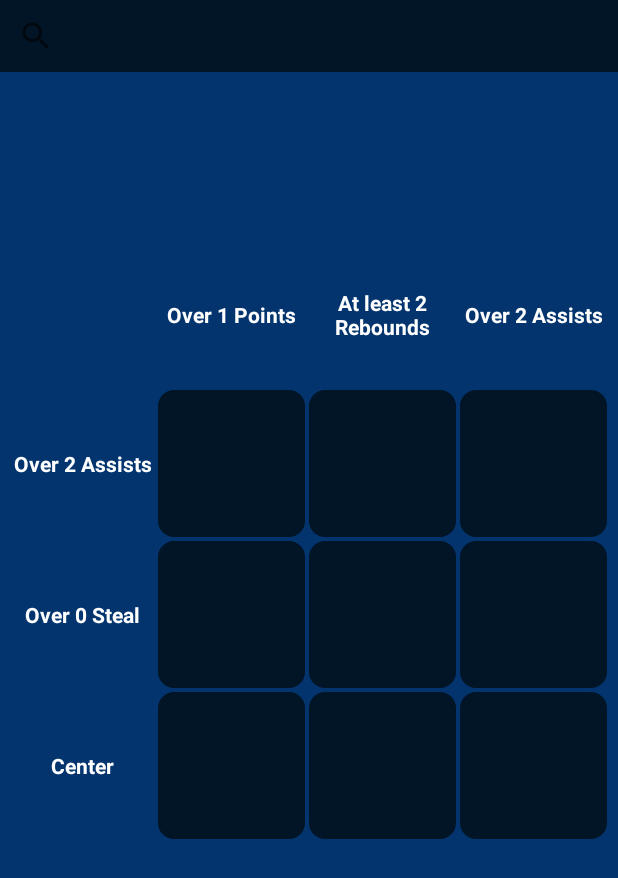
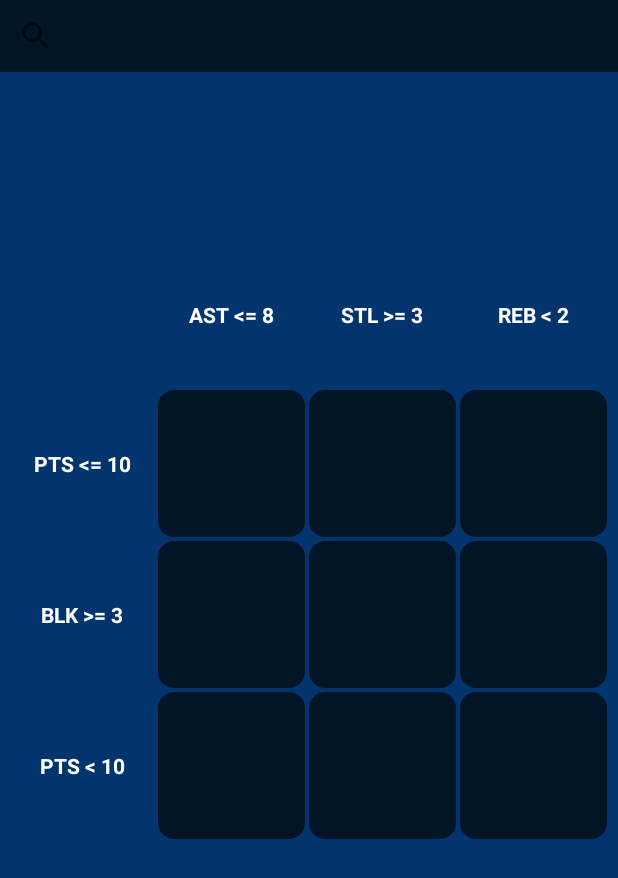
Before and after one commit to rkoum/Grid, an Android app: the screen it shows after launch (MainActivity), on a phone screen of 412 x 824 dp. Shown: the top 878 px of the screen. Run offline under Robolectric (Android 15) with nearby library versions, the phone set to English and light mode, and no system bars.

Commit message:
rng fix v1

```diff
--- a/app/src/main/java/com/example/grid/MainActivity.kt
+++ b/app/src/main/java/com/example/grid/MainActivity.kt
@@ -59,30 +59,71 @@ class MainActivity : AppCompatActivity() {
     private val foundPlayers = MutableList<String?>(9) { null }
 
 
-    val randomPTS = Random.nextInt(0, 15)
-    val randomREB = Random.nextInt(0, 6)
-    val randomAST = Random.nextInt(0, 4)
-    val randomBLK = Random.nextInt(0, 1)
-    val randomSTL = Random.nextInt(0, 1)
+    val randomPTS = Random.nextInt(1, 15)
+    val randomREB = Random.nextInt(1, 6)
+    val randomAST = Random.nextInt(1, 4)
+    val randomBLK = Random.nextInt(1, 2)
+    val randomSTL = Random.nextInt(1, 2)
     val positions = listOf("PG ", "SG ", "SF ", "PF ", "C ")
 
-    // Define initial conditions
-    private var condition1 = "PTS > $randomPTS"
-    private var condition2 = "REB >= $randomREB"
-    private var condition3 = "AST > $randomAST"
-    private var conditionA = "AST > $randomAST"
-    private var conditionB = "STL > $randomSTL"       //"\"TO\" >= 2"
-    private var conditionC = "POS = '${positions.random()}'"
-    private var queries: List<String> = listOf(
-        "SELECT * FROM Players WHERE NAME = ? AND ${condition1} AND ${conditionA} ",
-        "SELECT * FROM Players WHERE NAME = ? AND ${condition2} AND ${conditionA} ",
-        "SELECT * FROM Players WHERE NAME = ? AND ${condition3} AND ${conditionA} ",
-        "SELECT * FROM Players WHERE NAME = ? AND ${condition1} AND ${conditionB} ",
-        "SELECT * FROM Players WHERE NAME = ? AND ${condition2} AND ${conditionB} ",
-        "SELECT * FROM Players WHERE NAME = ? AND ${condition3} AND ${conditionB} ",
-        "SELECT * FROM Players WHERE NAME = ? AND ${condition1} AND ${conditionC} ",
-        "SELECT * FROM Players WHERE NAME = ? AND ${condition2} AND ${conditionC} ",
-        "SELECT * FROM Players WHERE NAME = ? AND ${condition3} AND ${conditionC} "
+
+    val symbols = listOf(">", ">=", "<", "<=")
+    val stats = listOf("PTS", "REB", "AST", "BLK", "STL")
+
+    // Generate random values for statistics
+    val randomValues = mapOf(
+        "PTS" to Random.nextInt(1, 20),
+        "REB" to Random.nextInt(1, 10),
+        "AST" to Random.nextInt(1, 15),
+        "BLK" to Random.nextInt(1, 5),
+        "STL" to Random.nextInt(1, 5)
+    )
+
+    // Generate a large number of conditions to ensure uniqueness
+    val conditions = List(100) {
+        val randomStat = stats.random()
+        val randomSymbol = symbols.random()
+        val value = randomValues[randomStat] ?: 0
+        "$randomStat $randomSymbol $value"
+    }.distinct()
+
+    // Take 3 unique conditions
+    val uniqueConditions = conditions.shuffled().take(3)
+    val condition1 = uniqueConditions.getOrElse(0) { "Unknown Condition 1" }
+    val condition2 = uniqueConditions.getOrElse(1) { "Unknown Condition 2" }
+    val condition3 = uniqueConditions.getOrElse(2) { "Unknown Condition 3" }
+
+    // Extract used stats from uniqueConditions
+    val usedStats = uniqueConditions.map { it.split(" ")[0] }.toSet()
+
+    // Filter out conditions that contain stats in usedStats
+    val filteredConditions = conditions.filter {
+        val stat = it.split(" ")[0]
+        stat !in usedStats
+    }
+
+    // Take 3 additional conditions that don't contain the used stats
+    val additionalConditionsTaken = filteredConditions.take(3)
+
+
+    // Manually extract conditions from the list
+
+    //TODO conditions A,B,C different than 1,2,3
+    val conditionA = additionalConditionsTaken .getOrElse(0) { "Unknown Condition A" }
+    val conditionB = additionalConditionsTaken .getOrElse(1) { "Unknown Condition B" }
+    val conditionC = additionalConditionsTaken .getOrElse(2) { "Unknown Condition C" }
+
+    // Use these conditions in your queries
+    val queries: List<String> = listOf(
+        "SELECT * FROM Players WHERE NAME = ? AND $condition1 AND $conditionA ",
+        "SELECT * FROM Players WHERE NAME = ? AND $condition2 AND $conditionA ",
+        "SELECT * FROM Players WHERE NAME = ? AND $condition3 AND $conditionA ",
+        "SELECT * FROM Players WHERE NAME = ? AND $condition1 AND $conditionB ",
+        "SELECT * FROM Players WHERE NAME = ? AND $condition2 AND $conditionB ",
+        "SELECT * FROM Players WHERE NAME = ? AND $condition3 AND $conditionB ",
+        "SELECT * FROM Players WHERE NAME = ? AND $condition1 AND $conditionC ",
+        "SELECT * FROM Players WHERE NAME = ? AND $condition2 AND $conditionC ",
+        "SELECT * FROM Players WHERE NAME = ? AND $condition3 AND $conditionC "
     )
 
     val conditionMap: Map<String, String> = mapOf(
@@ -165,12 +206,12 @@ class MainActivity : AppCompatActivity() {
     }
 
     private fun updateConditionTextViews() {
-        conditionTextView1.text = conditionMap[condition1] ?: "Unknown condition"
-        conditionTextView2.text = conditionMap[condition2] ?: "Unknown condition"
-        conditionTextView3.text = conditionMap[condition3] ?: "Unknown condition"
-        conditionTextViewA.text = conditionMap[conditionA] ?: "Unknown condition"
-        conditionTextViewB.text = conditionMap[conditionB] ?: "Unknown condition"
-        conditionTextViewC.text = conditionMap[conditionC] ?: "Unknown condition"
+        conditionTextView1.text =condition1//conditionMap[condition1] ?: "Unknown condition"
+        conditionTextView2.text =condition2//conditionMap[condition2] ?: "Unknown condition"
+        conditionTextView3.text =condition3//conditionMap[condition3] ?: "Unknown condition"
+        conditionTextViewA.text =conditionA//conditionMap[conditionA] ?: "Unknown condition"
+        conditionTextViewB.text =conditionB//conditionMap[conditionB] ?: "Unknown condition"
+        conditionTextViewC.text =conditionC//conditionMap[conditionC] ?: "Unknown condition"
 
 
         adapter = PlayerCursorAdapter(this, null)
@@ -446,8 +487,9 @@ class MainActivity : AppCompatActivity() {
         }
     }
 }
-
-//TODO rng conditions
+//TODO correct mapping
+//TODO rng conditions until found
 //TODO UI -> search and X icon white
 //TODO images or text <-> textView
 //TODO percentages
+//TODO add teams and positions
```
